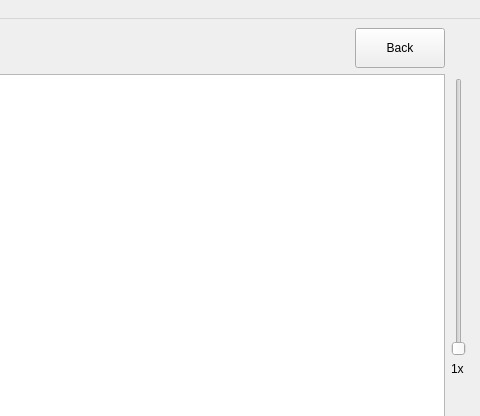
Qt form gui/WirebondRecorderGUI.ui (adamazoulay/ITkTrackingGUI) before a commit; both pictures show x 346 to 826 and y 0 to 416 of the 826 by 685 pixel window.
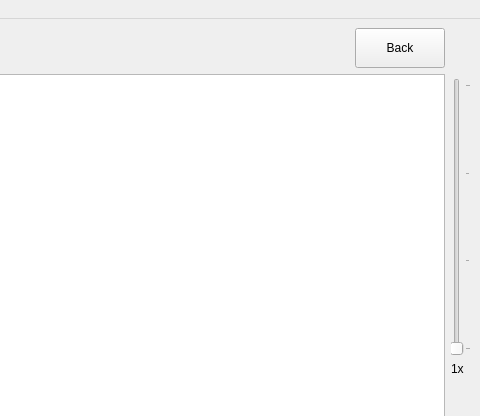
The same form after that commit.

Commit message: Work on shortcuts for exit

The edit to the form file:
```diff
--- a/gui/WirebondRecorderGUI.ui
+++ b/gui/WirebondRecorderGUI.ui
@@ -48,7 +48,7 @@
          <number>1</number>
         </property>
         <property name="tickPosition">
-         <enum>QSlider::NoTicks</enum>
+         <enum>QSlider::TicksBelow</enum>
         </property>
        </widget>
       </item>
```
Left out of the diff: 18 changed lines with no effect on the pictures. The commit also changes 2 other files.
